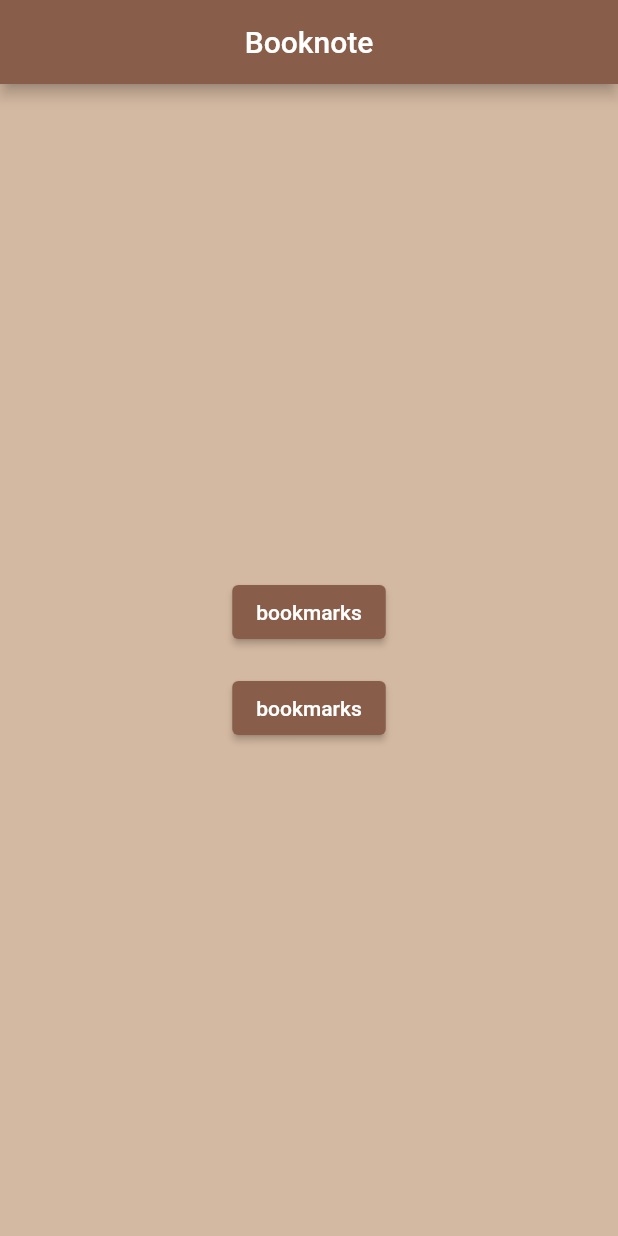
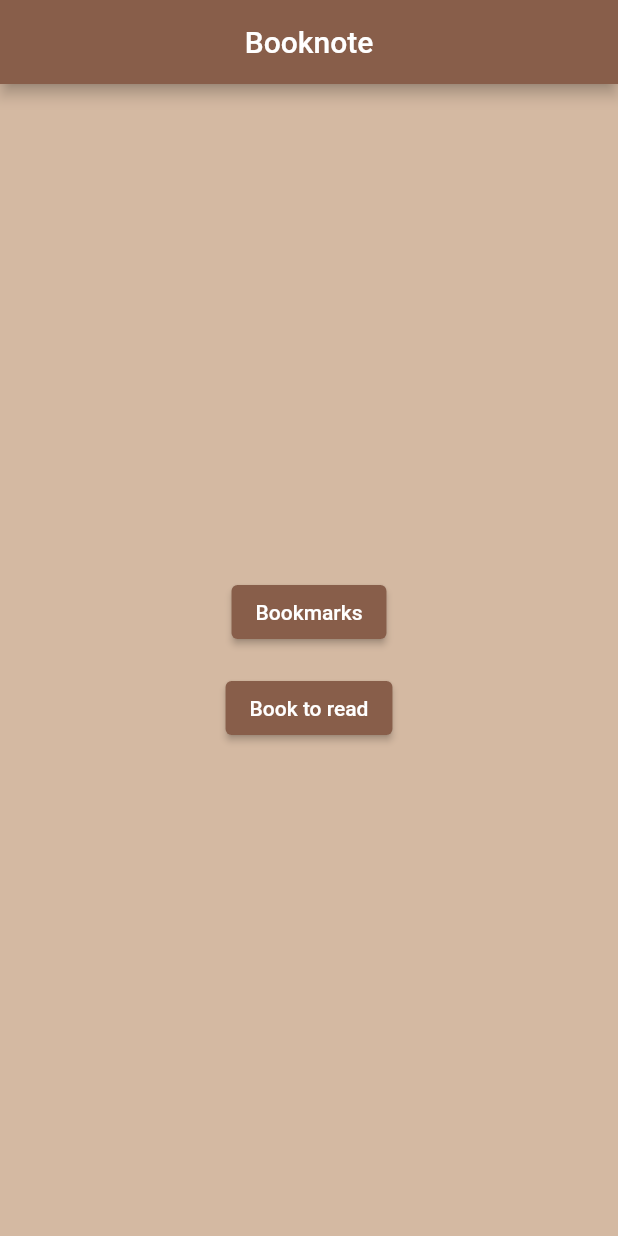
Before and after one commit to Kropach/my_app, a Flutter app: the screen it shows after launch, on a phone screen of 412 x 824 dp. Run offline on Flutter 3.47's test engine with Material 2 defaults, Android fonts, the phone set to English and light mode, and no system bars; our stand-ins replace cloud_firestore, firebase_core; accounts and stored records are empty.

```diff
--- a/lib/parallax.dart
+++ b/lib/common/parallax.dart
@@ -1,5 +1,5 @@
 import 'package:flutter/material.dart';
-import 'package:my_app/render_parallax.dart';
+import 'package:my_app/common/render_parallax.dart';
 
 
 class Parallax extends SingleChildRenderObjectWidget {
--- a/lib/pages/main.dart
+++ b/lib/main.dart
@@ -2,6 +2,7 @@ import 'package:flutter/material.dart';
 import 'package:my_app/pages/home.dart';
 import 'package:my_app/pages/create_bookmark.dart';
 import 'package:my_app/pages/main_screen.dart';
+import 'package:my_app/pages/book_to_read.dart';
 
 void main() => runApp(
   MaterialApp(
@@ -16,7 +17,8 @@ void main() => runApp(
       '/' : (context) => const MainScreen(),
       '/bookMarks' : (context) => const Home(),
       '/createBookmark' : (context) => const CreateBookmark(id: "", author: "",
-          title: "", text: "")
+          title: "", text: ""),
+      '/booksToRead' : (context) => const BookToRead(),
     },
   )
 );
--- a/lib/models/booknote_list.dart
+++ b/lib/models/booknote_list.dart
@@ -1,5 +1,5 @@
 import 'package:flutter/material.dart';
-import 'package:my_app/paralax_flow_delegate.dart';
+import 'package:my_app/common/paralax_flow_delegate.dart';
 import 'package:my_app/pages/create_bookmark.dart';
 
 
--- a/lib/pages/main_screen.dart
+++ b/lib/pages/main_screen.dart
@@ -27,13 +27,13 @@ class MainScreen extends StatelessWidget {
               padding: const EdgeInsets.all(8.0),
               child: ElevatedButton(onPressed: () {
                 Navigator.pushNamed(context, '/bookMarks');
-              }, child: Text('bookmarks')),
+              }, child: Text('Bookmarks')),
             ),
             Padding(
               padding: const EdgeInsets.all(8.0),
               child: ElevatedButton(onPressed: () {
-                Navigator.pushNamed(context, '/bookMarks');
-              }, child: Text('bookmarks')),
+                Navigator.pushNamed(context, '/booksToRead');
+              }, child: Text('Book to read')),
             )
           ],
         ),
```
Also changed, not shown: lib/common/paralax_flow_delegate.dart (renamed from lib/paralax_flow_delegate.dart, +0 -8 lines), lib/common/render_parallax.dart (renamed from lib/render_parallax.dart, +1 -13 lines), lib/pages/create_bookmark.dart (+0 -30 lines), lib/common/parallax_parent_data.dart (renamed from lib/parallax_parent_data.dart).
